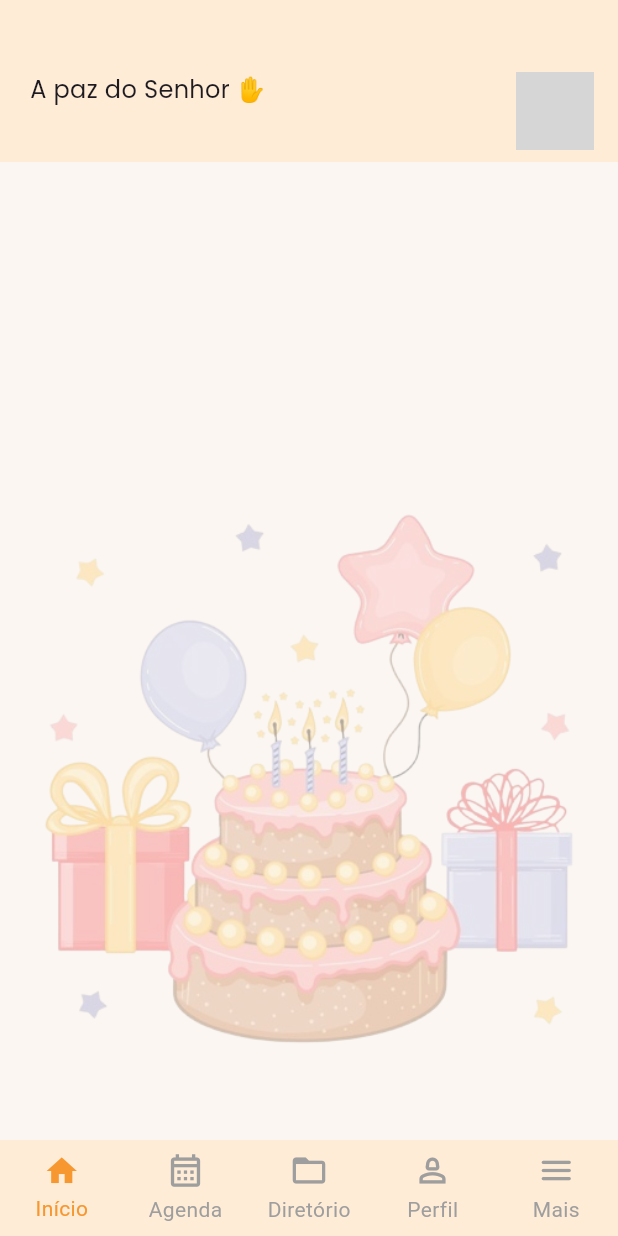
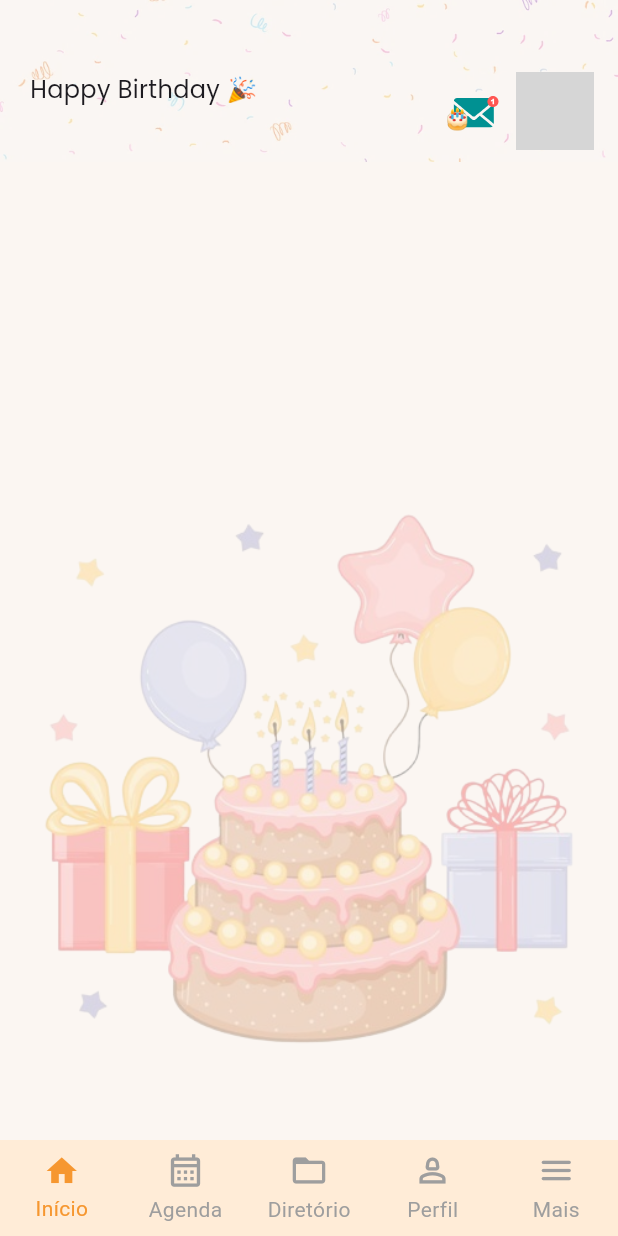
Before and after one commit to JosinaldoRocha/connect-umadim, a Flutter app: the HomePage screen opened by its route, on a phone screen of 412 x 824 dp. Run offline on Flutter 3.47's test engine with Material 3 defaults, Android fonts, the phone set to English and light mode, and no system bars; drawn by our look-alikes of persistent_bottom_nav_bar; our stand-ins replace brasil_fields, cloud_firestore, dartz, dropdown_textfield, firebase_auth, firebase_core and 10 more; accounts and stored records are empty; grey boxes are pictures that could not be loaded.

Commit message:
feat: i created the user and now parameters, i called the decoration property, i removed the state settings and added the GestureDetector, BackdropFilter, AlertDialog, Container and Positioned widgets

```diff
--- a/lib/app/presentation/home/views/widgets/home_app_bar_widget.dart
+++ b/lib/app/presentation/home/views/widgets/home_app_bar_widget.dart
@@ -1,17 +1,23 @@
+import 'dart:ui';
+
+import 'package:connect_umadim_app/app/presentation/home/views/widgets/happy_birthday_widget.dart';
 import 'package:connect_umadim_app/app/widgets/spacing/spacing.dart';
 import 'package:flutter/foundation.dart';
 import 'package:flutter/material.dart';
 import 'package:flutter_riverpod/flutter_riverpod.dart';
+import 'package:lottie/lottie.dart';
 
 import '../../../../core/style/app_colors.dart';
 import '../../../../core/style/app_text.dart';
 import '../../../../data/models/user_model.dart';
 import '../../../../widgets/image/profile_image_widget.dart';
-import '../../../user/providers/user_provider.dart';
-import 'loading_home_app_bar_widget.dart';
 
 class HomeAppBarWidget extends ConsumerStatefulWidget {
-  const HomeAppBarWidget({super.key});
+  const HomeAppBarWidget({
+    super.key,
+    required this.user,
+  });
+  final UserModel user;
 
   @override
   ConsumerState<ConsumerStatefulWidget> createState() =>
@@ -21,19 +27,24 @@ class HomeAppBarWidget extends ConsumerStatefulWidget {
 class _HomeAppBarWidgetState extends ConsumerState<HomeAppBarWidget> {
   @override
   Widget build(BuildContext context) {
-    final userState = ref.watch(getUserProvider);
+    final now = DateTime.now();
 
     return Container(
-      color: AppColor.bgColor,
       padding: const EdgeInsets.only(
         left: 16,
         right: 16,
         top: kIsWeb ? 12 : 48,
         bottom: 8,
       ),
-      child: userState.maybeWhen(
-        loadInProgress: () => LoadingHomeAppBarWidget(),
-        loadSuccess: (data) => Row(
+      decoration: BoxDecoration(
+        color: AppColor.lightBgColor,
+        image: DecorationImage(
+          opacity: 0.3,
+          fit: BoxFit.fitWidth,
+          image: AssetImage('assets/images/confetti.png'),
+        ),
+      ),
+      child: Row(
         crossAxisAlignment: CrossAxisAlignment.center,
         mainAxisAlignment: MainAxisAlignment.spaceBetween,
         children: [
@@ -43,18 +54,21 @@ class _HomeAppBarWidgetState extends ConsumerState<HomeAppBarWidget> {
             mainAxisAlignment: MainAxisAlignment.center,
             children: [
               Text(
-                  'A paz do Senhor ✋',
+                (widget.user.birthDate!.day == now.day &&
+                        widget.user.birthDate!.month == now.month)
+                    ? 'Happy Birthday 🎉'
+                    : 'A paz do Senhor ✋',
                 style: AppText.text().titleSmall,
               ),
               Row(
                 crossAxisAlignment: CrossAxisAlignment.center,
                 children: [
                   Text(
-                      _getUserFunction(data),
+                    _getUserFunction(),
                     style: AppText.text().titleSmall!.copyWith(fontSize: 14),
                   ),
                   Text(
-                      getFirstAndSecondName(data.name),
+                    getFirstAndSecondName(widget.user.name),
                     style: AppText.text().titleMedium!.copyWith(
                           fontSize: 20,
                           fontWeight: FontWeight.w600,
@@ -65,25 +79,69 @@ class _HomeAppBarWidgetState extends ConsumerState<HomeAppBarWidget> {
             ],
           ),
           Spacer(),
+          if (widget.user.birthDate!.day == now.day &&
+              widget.user.birthDate!.month == now.month)
+            GestureDetector(
+              onTap: () {
+                showDialog(
+                  context: context,
+                  barrierColor: Colors.transparent,
+                  builder: (context) => Stack(
+                    children: [
+                      BackdropFilter(
+                        filter: ImageFilter.blur(sigmaX: 5, sigmaY: 5),
+                        child: Container(
+                          // ignore: deprecated_member_use
+                          color: Colors.black.withOpacity(0.2),
+                        ),
+                      ),
+                      AlertDialog(
+                        contentPadding: EdgeInsets.all(0),
+                        content: HappyBirthdayWidget(),
+                      ),
+                    ],
+                  ),
+                );
+              },
+              child: Container(
+                height: 40,
+                width: 40,
+                margin: const EdgeInsets.only(right: 8),
+                child: Stack(
+                  children: [
+                    Lottie.asset(
+                      'assets/animations/received_message.json',
+                      width: 40,
+                      height: 40,
+                      fit: BoxFit.cover,
+                    ),
+                    Positioned(
+                      bottom: 5,
+                      child: Text('🎂'),
+                    ),
+                  ],
+                ),
+              ),
+            ),
           ProfileImageWidget(
-              image: data.photoUrl,
+            image: widget.user.photoUrl,
             size: 52,
           ),
         ],
       ),
-        orElse: () => Container(),
-      ),
     );
   }
 
-  String _getUserFunction(UserModel data) {
-    if (data.umadimFunction != null &&
-        (data.umadimFunction == "Líder" || data.umadimFunction == "Regente")) {
-      return '${data.umadimFunction} ';
+  String _getUserFunction() {
+    if (widget.user.umadimFunction != null &&
+        (widget.user.umadimFunction == "Líder" ||
+            widget.user.umadimFunction == "Regente")) {
+      return '${widget.user.umadimFunction} ';
     }
 
-    return (data.localFunction == "Líder" || data.localFunction == "Regente")
-        ? data.localFunction
+    return (widget.user.localFunction == "Líder" ||
+            widget.user.localFunction == "Regente")
+        ? widget.user.localFunction
         : '';
   }
 
```
Lines whose indentation alone changed are shown as unchanged.
